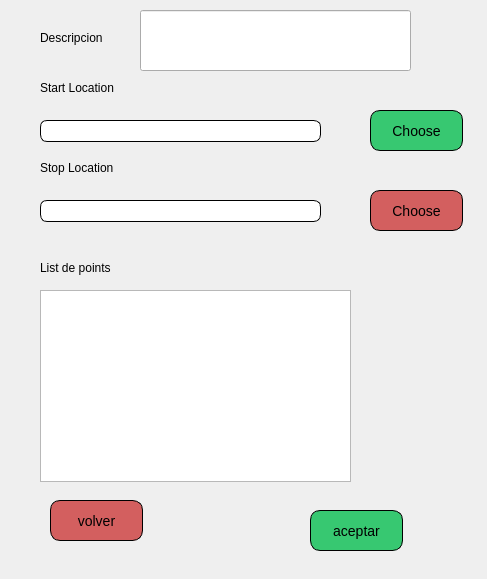
Old version of the form OnlineRoutingMapper_dialog_base_mod_mapa.ui in the repository valetobares11/EmergencyDispatcher.
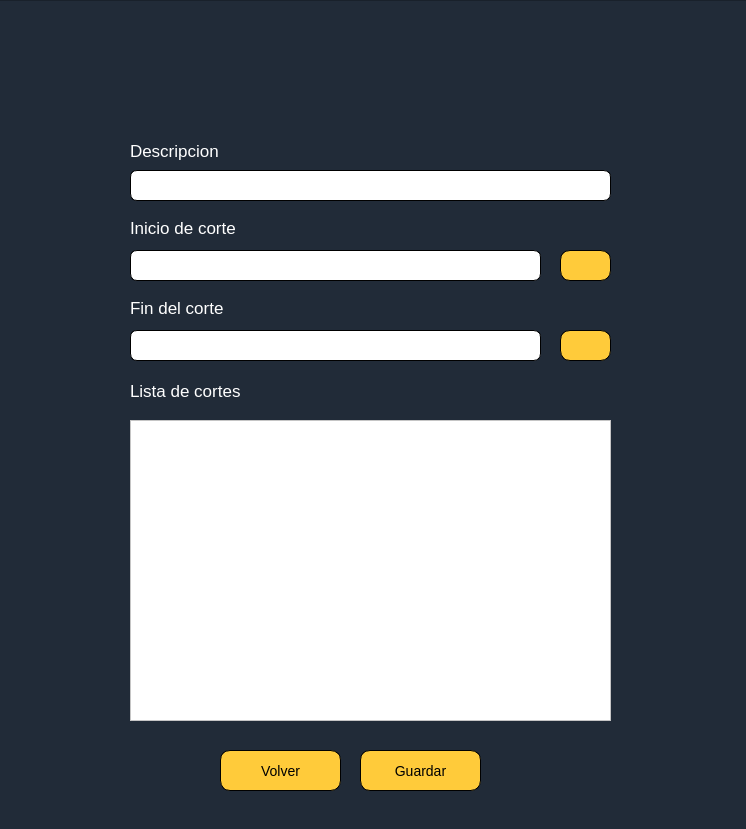
New version of the form. Icons and pictures are not drawn.

Commit message: Modificacion de ventanas front

```diff
--- a/OnlineRoutingMapper_dialog_base_mod_mapa.ui
+++ b/OnlineRoutingMapper_dialog_base_mod_mapa.ui
@@ -9,8 +9,8 @@
    <rect>
     <x>0</x>
     <y>0</y>
-    <width>487</width>
-    <height>579</height>
+    <width>746</width>
+    <height>829</height>
    </rect>
   </property>
   <property name="sizePolicy">
@@ -22,19 +22,70 @@
   <property name="windowTitle">
    <string>Online Routing Mapper</string>
   </property>
-  <widget class="QPushButton" name="stopBtn">
+  <widget class="QFrame" name="frame">
    <property name="geometry">
     <rect>
-     <x>370</x>
-     <y>190</y>
-     <width>93</width>
-     <height>41</height>
+     <x>-10</x>
+     <y>0</y>
+     <width>761</width>
+     <height>831</height>
     </rect>
    </property>
    <property name="styleSheet">
-    <string notr="true">QPushButton {
+    <string notr="true">background-color: rgb(33, 43, 56);</string>
+   </property>
+   <property name="frameShape">
+    <enum>QFrame::StyledPanel</enum>
+   </property>
+   <property name="frameShadow">
+    <enum>QFrame::Raised</enum>
+   </property>
+   <widget class="QLineEdit" name="stopTxt">
+    <property name="geometry">
+     <rect>
+      <x>140</x>
+      <y>250</y>
+      <width>411</width>
+      <height>31</height>
+     </rect>
+    </property>
+    <property name="styleSheet">
+     <string notr="true">background-color: rgb(255, 255, 255);
+border-radius:7px;
+border:1px solid black</string>
+    </property>
+    <property name="readOnly">
+     <bool>true</bool>
+    </property>
+   </widget>
+   <widget class="QLineEdit" name="descripcionTxt">
+    <property name="geometry">
+     <rect>
+      <x>140</x>
+      <y>170</y>
+      <width>481</width>
+      <height>31</height>
+     </rect>
+    </property>
+    <property name="styleSheet">
+     <string notr="true">background-color: rgb(255, 255, 255);
+border-radius:7px;
+border:1px solid black</string>
+    </property>
+   </widget>
+   <widget class="QPushButton" name="stopBtn">
+    <property name="geometry">
+     <rect>
+      <x>570</x>
+      <y>250</y>
+      <width>51</width>
+      <height>31</height>
+     </rect>
+    </property>
+    <property name="styleSheet">
+     <string notr="true">QPushButton {
 font-size:14px;
-background-color:#d35f5f;
+background-color:#ffcb3a;
 border-radius: 10px;
 border: 1px solid black;
 }
@@ -42,70 +93,72 @@
 QPushButton:hover {
 background-color: #c83737;
 }</string>
-   </property>
-   <property name="text">
-    <string>Choose</string>
-   </property>
-  </widget>
-  <widget class="QLabel" name="stopLbl">
-   <property name="geometry">
-    <rect>
-     <x>40</x>
-     <y>160</y>
-     <width>221</width>
-     <height>16</height>
-    </rect>
-   </property>
-   <property name="text">
-    <string>Stop Location</string>
-   </property>
-  </widget>
-  <widget class="QLabel" name="startLlb">
-   <property name="geometry">
-    <rect>
-     <x>40</x>
-     <y>80</y>
-     <width>221</width>
-     <height>16</height>
-    </rect>
-   </property>
-   <property name="text">
-    <string>Start Location</string>
-   </property>
-  </widget>
-  <widget class="QLineEdit" name="startTxt">
-   <property name="enabled">
-    <bool>true</bool>
-   </property>
-   <property name="geometry">
-    <rect>
-     <x>40</x>
-     <y>120</y>
-     <width>281</width>
-     <height>22</height>
-    </rect>
-   </property>
-   <property name="styleSheet">
-    <string notr="true">border-radius:7px;
-border:1px solid black</string>
-   </property>
-   <property name="readOnly">
-    <bool>true</bool>
-   </property>
-  </widget>
-  <widget class="QPushButton" name="startBtn">
-   <property name="geometry">
-    <rect>
-     <x>370</x>
-     <y>110</y>
-     <width>93</width>
-     <height>41</height>
-    </rect>
-   </property>
-   <property name="styleSheet">
-    <string notr="true">QPushButton {
+    </property>
+    <property name="text">
+     <string/>
+    </property>
+    <property name="icon">
+     <iconset>
+      <normaloff>sonidos/Logos/coordenada.png</normaloff>sonidos/Logos/coordenada.png</iconset>
+    </property>
+   </widget>
+   <widget class="QLineEdit" name="startTxt">
+    <property name="enabled">
+     <bool>true</bool>
+    </property>
+    <property name="geometry">
+     <rect>
+      <x>140</x>
+      <y>330</y>
+      <width>411</width>
+      <height>31</height>
+     </rect>
+    </property>
+    <property name="styleSheet">
+     <string notr="true">background-color: rgb(255, 255, 255);
+border-radius:7px;
+border:1px solid black
+
+</string>
+    </property>
+    <property name="readOnly">
+     <bool>true</bool>
+    </property>
+   </widget>
+   <widget class="QLabel" name="startLlb_2">
+    <property name="geometry">
+     <rect>
+      <x>140</x>
+      <y>140</y>
+      <width>101</width>
+      <height>21</height>
+     </rect>
+    </property>
+    <property name="font">
+     <font>
+      <pointsize>13</pointsize>
+     </font>
+    </property>
+    <property name="styleSheet">
+     <string notr="true">color: rgb(255, 255, 255);</string>
+    </property>
+    <property name="text">
+     <string>Descripcion</string>
+    </property>
+   </widget>
+   <widget class="QPushButton" name="startBtn">
+    <property name="geometry">
+     <rect>
+      <x>570</x>
+      <y>330</y>
+      <width>51</width>
+      <height>31</height>
+     </rect>
+    </property>
+    <property name="styleSheet">
+     <string notr="true">QPushButton {
 font-size:14px;
-background-color:#37c871;
+background-color:#ffcb3a;
 border-radius: 10px;
 border: 1px solid black;
 }
@@ -113,41 +166,104 @@
 QPushButton:hover {
 background-color: #2CA02C;
 }</string>
-   </property>
-   <property name="text">
-    <string>Choose</string>
-   </property>
-  </widget>
-  <widget class="QLineEdit" name="stopTxt">
-   <property name="geometry">
-    <rect>
-     <x>40</x>
-     <y>200</y>
-     <width>281</width>
-     <height>22</height>
-    </rect>
-   </property>
-   <property name="styleSheet">
-    <string notr="true">border-radius:7px;
-border:1px solid black</string>
-   </property>
-   <property name="readOnly">
-    <bool>true</bool>
-   </property>
-  </widget>
-  <widget class="QPushButton" name="volver">
-   <property name="geometry">
-    <rect>
-     <x>50</x>
-     <y>500</y>
-     <width>93</width>
-     <height>41</height>
-    </rect>
-   </property>
-   <property name="styleSheet">
-    <string notr="true">QPushButton {
+    </property>
+    <property name="text">
+     <string/>
+    </property>
+    <property name="icon">
+     <iconset>
+      <normaloff>sonidos/Logos/coordenada.png</normaloff>sonidos/Logos/coordenada.png</iconset>
+    </property>
+   </widget>
+   <widget class="QLabel" name="startLlb">
+    <property name="geometry">
+     <rect>
+      <x>140</x>
+      <y>220</y>
+      <width>221</width>
+      <height>16</height>
+     </rect>
+    </property>
+    <property name="font">
+     <font>
+      <pointsize>13</pointsize>
+     </font>
+    </property>
+    <property name="styleSheet">
+     <string notr="true">color: rgb(255, 255, 255);</string>
+    </property>
+    <property name="text">
+     <string>Inicio de corte</string>
+    </property>
+   </widget>
+   <widget class="QLabel" name="stopLbl">
+    <property name="geometry">
+     <rect>
+      <x>140</x>
+      <y>300</y>
+      <width>221</width>
+      <height>16</height>
+     </rect>
+    </property>
+    <property name="font">
+     <font>
+      <pointsize>13</pointsize>
+     </font>
+    </property>
+    <property name="styleSheet">
+     <string notr="true">color: rgb(255, 255, 255);</string>
+    </property>
+    <property name="text">
+     <string>Fin del corte</string>
+    </property>
+   </widget>
+   <widget class="QLabel" name="stopLbl_2">
+    <property name="geometry">
+     <rect>
+      <x>140</x>
+      <y>380</y>
+      <width>221</width>
+      <height>21</height>
+     </rect>
+    </property>
+    <property name="font">
+     <font>
+      <pointsize>13</pointsize>
+     </font>
+    </property>
+    <property name="styleSheet">
+     <string notr="true">color: rgb(255, 255, 255);</string>
+    </property>
+    <property name="text">
+     <string>Lista de cortes</string>
+    </property>
+   </widget>
+   <widget class="QTableWidget" name="tableWidget">
+    <property name="geometry">
+     <rect>
+      <x>140</x>
+      <y>420</y>
+      <width>481</width>
+      <height>301</height>
+     </rect>
+    </property>
+    <property name="styleSheet">
+     <string notr="true">background-color: rgb(255, 255, 255);</string>
+    </property>
+   </widget>
+   <widget class="QPushButton" name="aceptar">
+    <property name="geometry">
+     <rect>
+      <x>370</x>
+      <y>750</y>
+      <width>121</width>
+      <height>41</height>
+     </rect>
+    </property>
+    <property name="styleSheet">
+     <string notr="true">QPushButton {
 font-size:14px;
-background-color:#d35f5f;
+background-color:#ffcb3a;
 border-radius: 10px;
 border: 1px solid black;
 }
@@ -155,24 +271,24 @@
 QPushButton:hover {
 background-color: #c83737;
 }</string>
-   </property>
-   <property name="text">
-    <string>volver</string>
-   </property>
-  </widget>
-  <widget class="QPushButton" name="aceptar">
-   <property name="geometry">
-    <rect>
-     <x>310</x>
-     <y>510</y>
-     <width>93</width>
-     <height>41</height>
-    </rect>
-   </property>
-   <property name="styleSheet">
-    <string notr="true">QPushButton {
+    </property>
+    <property name="text">
+     <string>Guardar</string>
+    </property>
+   </widget>
+   <widget class="QPushButton" name="volver">
+    <property name="geometry">
+     <rect>
+      <x>230</x>
+      <y>750</y>
+      <width>121</width>
+      <height>41</height>
+     </rect>
+    </property>
+    <property name="styleSheet">
+     <string notr="true">QPushButton {
 font-size:14px;
-background-color:#37c871;
+background-color:#ffcb3a;
 border-radius: 10px;
 border: 1px solid black;
 }
@@ -180,56 +296,11 @@
 QPushButton:hover {
 background-color: #2CA02C;
 }</string>
-   </property>
-   <property name="text">
-    <string>aceptar</string>
-   </property>
-  </widget>
-  <widget class="QLabel" name="stopLbl_2">
-   <property name="geometry">
-    <rect>
-     <x>40</x>
-     <y>260</y>
-     <width>221</width>
-     <height>16</height>
-    </rect>
-   </property>
-   <property name="text">
-    <string>List de points</string>
-   </property>
-  </widget>
-  <widget class="QTableWidget" name="tableWidget">
-   <property name="geometry">
-    <rect>
-     <x>40</x>
-     <y>290</y>
-     <width>311</width>
-     <height>192</height>
-    </rect>
-   </property>
-  </widget>
-  <widget class="QLabel" name="startLlb_2">
-   <property name="geometry">
-    <rect>
-     <x>40</x>
-     <y>30</y>
-     <width>101</width>
-     <height>16</height>
-    </rect>
-   </property>
-   <property name="text">
-    <string>Descripcion</string>
-   </property>
-  </widget>
-  <widget class="QLineEdit" name="descripcionTxt">
-   <property name="geometry">
-    <rect>
-     <x>140</x>
-     <y>10</y>
-     <width>271</width>
-     <height>61</height>
-    </rect>
-   </property>
+    </property>
+    <property name="text">
+     <string>Volver</string>
+    </property>
+   </widget>
   </widget>
  </widget>
  <resources/>
```
Left out of the diff: 8 changed lines with no effect on the pictures. The commit also changes 6 other files.
